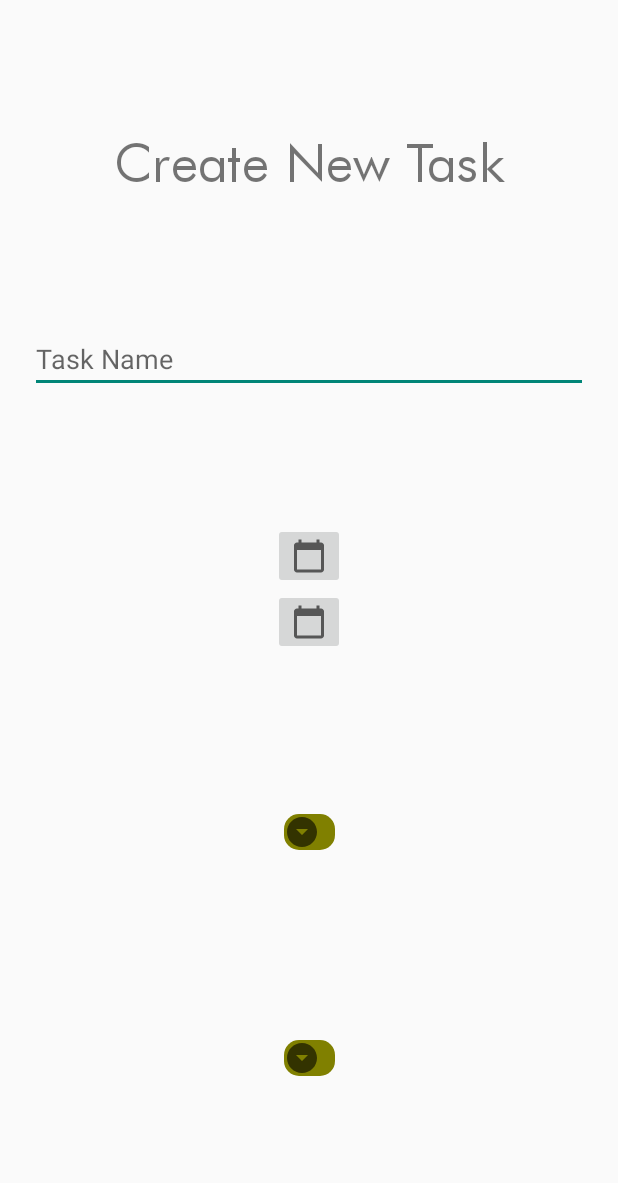
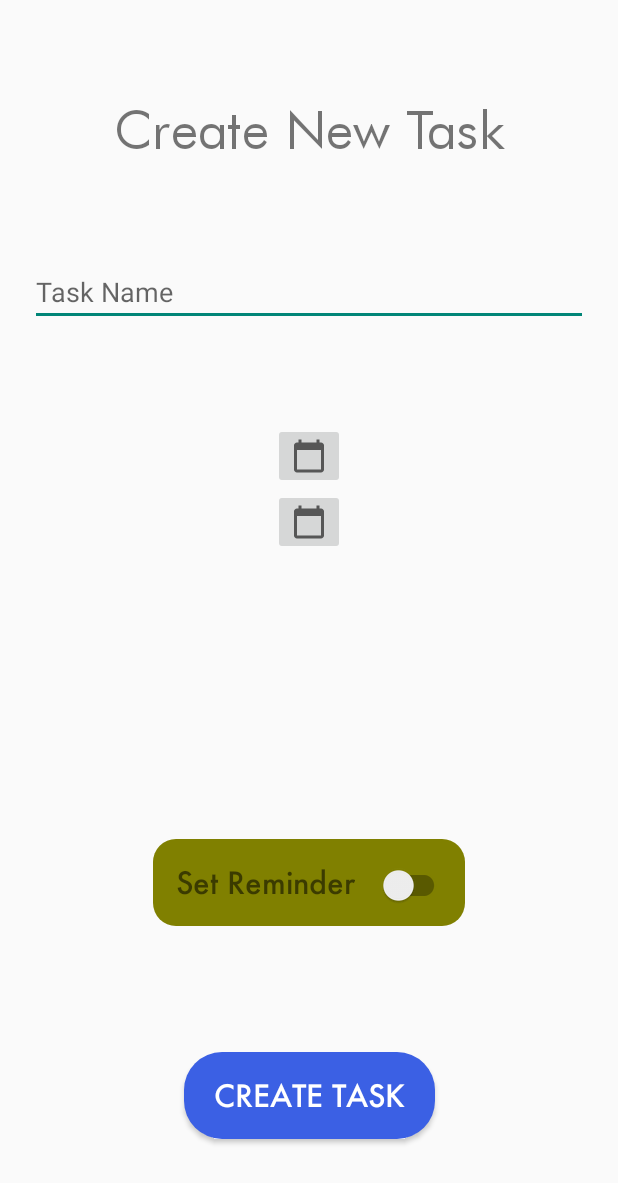
Before and after one commit to verdantl/Systemize, an Android app: the layout activity_new_task.xml on its own in the app's theme, with its tools: preview values and no code run, on a phone screen of 412 x 824 dp. Shown: the top 1183 px of the screen. Run offline under Robolectric (Android 15) with nearby library versions, the light colour scheme and no system bars.

Commit message:
did the bare bones new task activity

```diff
--- a/Systemize/app/src/main/java/com/example/systemize/NewTaskActivity.java
+++ b/Systemize/app/src/main/java/com/example/systemize/NewTaskActivity.java
@@ -24,6 +24,9 @@ public class NewTaskActivity extends AppCompatActivity {
 
     }
 
+    public void onCreateTaskClicked(View view){
+
+    }
 
     public void onCalendarClicked(View view){
 
--- a/Systemize/app/src/main/res/drawable/next_button.xml
+++ b/Systemize/app/src/main/res/drawable/next_button.xml
@@ -1,6 +1,6 @@
 <?xml version="1.0" encoding="utf-8"?>
 <shape xmlns:android="http://schemas.android.com/apk/res/android">
-    <corners android:radius="30dp" />
+    <corners android:radius="25dp" />
     <solid android:color="@color/navy_blue"
         android:angle="270"/> />
 </shape>
--- a/Systemize/app/src/main/res/drawable/style_spinner.xml
+++ b/Systemize/app/src/main/res/drawable/style_spinner.xml
@@ -5,12 +5,12 @@
             <item>
                 <shape android:shape="rectangle">
                     <solid android:color="@color/olive"/>
-                    <corners android:radius="10dp"/>
+                    <corners android:radius="15dp"/>
                     <padding android:right="10dp"/>
                 </shape>
             </item>
-            <item android:drawable="@drawable/ic_baseline_arrow_drop_down_circle_24">
-            </item>
+<!--            <item android:drawable="@drawable/ic_baseline_arrow_drop_down_circle_24">-->
+<!--            </item>-->
         </layer-list>
     </item>
 </selector>
--- a/Systemize/app/src/main/res/layout/activity_new_task.xml
+++ b/Systemize/app/src/main/res/layout/activity_new_task.xml
@@ -69,18 +69,48 @@
         />
 
 
-    <Spinner
+    <LinearLayout
         android:id="@+id/set_reminder"
         android:background="@drawable/style_spinner"
-
         android:layout_width="wrap_content"
         android:layout_height="wrap_content"
         android:layout_margin="20dp"
         app:layout_constraintLeft_toLeftOf="parent"
         app:layout_constraintRight_toRightOf="parent"
         app:layout_constraintTop_toBottomOf="@id/choose_category"
-        app:layout_constraintBottom_toBottomOf="parent"
-        />
+        app:layout_constraintBottom_toTopOf="@id/create_button"
+        android:orientation="horizontal"
+        >
+        <TextView
+            android:layout_width="wrap_content"
+            android:layout_height="wrap_content"
+            android:fontFamily="@font/futura_medium"
+            android:padding="15dp"
+            android:textSize="20sp"
+            android:text="Set Reminder"/>
+
+        <androidx.appcompat.widget.SwitchCompat
+            android:layout_width="wrap_content"
+            android:layout_height="wrap_content"
+            />
 
 
+    </LinearLayout>
+
+    <Button
+        android:id="@+id/create_button"
+        android:layout_height="wrap_content"
+        android:layout_width="wrap_content"
+        android:background="@drawable/next_button"
+        android:onClick="onCreateTaskClicked"
+        android:text="Create Task"
+        android:textColor="@color/white"
+        android:fontFamily="@font/futura_medium"
+        app:layout_constraintBottom_toBottomOf="parent"
+        app:layout_constraintLeft_toLeftOf="parent"
+        app:layout_constraintRight_toRightOf="parent"
+        app:layout_constraintTop_toBottomOf="@id/set_reminder"
+        android:paddingVertical="15dp"
+        android:paddingHorizontal="20dp"
+        android:textSize="20sp"/>
 </androidx.constraintlayout.widget.ConstraintLayout>
--- a/Systemize/app/src/main/res/layout/style_spinner.xml
+++ b/Systemize/app/src/main/res/layout/style_spinner.xml
@@ -1,10 +1,14 @@
 <?xml version="1.0" encoding="utf-8"?>
-<androidx.constraintlayout.widget.ConstraintLayout xmlns:android="http://schemas.android.com/apk/res/android"
+<TextView xmlns:android="http://schemas.android.com/apk/res/android"
     xmlns:app="http://schemas.android.com/apk/res-auto"
     xmlns:tools="http://schemas.android.com/tools"
     android:layout_width="match_parent"
     android:layout_height="match_parent"
+    android:fontFamily="@font/futura_medium"
+    android:textSize="20sp"
+    android:padding="15dp"
+    android:background="@color/olive"
     tools:context=".NewTaskActivity">
 
 
-</androidx.constraintlayout.widget.ConstraintLayout>
+</TextView>
```
